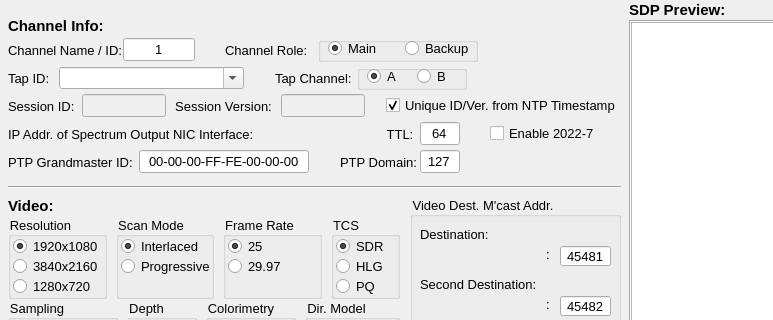
Above: SDPW_MainWindow.ui from cucth/SDPWizard before the change; both pictures show x 0 to 773 and y 0 to 320 of the 1280 by 654 pixel window. Below: the same form after it.
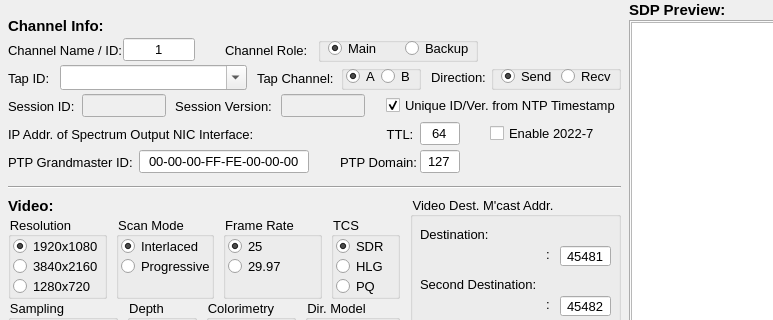
That is the form after the change.

Commit message: Adding channel direction. Draft release

What changed in the file:
```diff
--- a/SDPW_MainWindow.ui
+++ b/SDPW_MainWindow.ui
@@ -366,7 +366,7 @@
           </layout>
          </item>
          <item>
-          <layout class="QHBoxLayout" name="horizontalLayout_5" stretch="5,18,3,8,11,15">
+          <layout class="QHBoxLayout" name="horizontalLayout_5" stretch="5,18,1,8,8,1,6,13">
            <property name="spacing">
             <number>0</number>
            </property>
@@ -404,7 +404,6 @@
                <property name="font">
                 <font>
                  <family>Arial</family>
-                 <pointsize>-1</pointsize>
                 </font>
                </property>
                <property name="styleSheet">
@@ -427,6 +426,9 @@
                <property name="toolTipDuration">
                 <number>10000</number>
                </property>
+               <property name="styleSheet">
+                <string notr="true">font-family: Inconsolata; font-size: 14px</string>
+               </property>
                <property name="editable">
                 <bool>true</bool>
                </property>
@@ -453,7 +455,6 @@
                <property name="font">
                 <font>
                  <family>Arial</family>
-                 <pointsize>-1</pointsize>
                 </font>
                </property>
                <property name="styleSheet">
@@ -475,19 +476,19 @@
               <widget class="QGroupBox" name="groupBox_Tap_Channel">
                <property name="sizePolicy">
                 <sizepolicy hsizetype="Fixed" vsizetype="Fixed">
-                 <horstretch>110</horstretch>
+                 <horstretch>80</horstretch>
                  <verstretch>25</verstretch>
                 </sizepolicy>
                </property>
                <property name="minimumSize">
                 <size>
-                 <width>110</width>
+                 <width>80</width>
                  <height>25</height>
                 </size>
                </property>
                <property name="maximumSize">
                 <size>
-                 <width>110</width>
+                 <width>80</width>
                  <height>25</height>
                 </size>
                </property>
@@ -500,7 +501,6 @@
                <property name="font">
                 <font>
                  <family>Arial</family>
-                 <pointsize>-1</pointsize>
                 </font>
                </property>
                <property name="autoFillBackground">
@@ -515,7 +515,7 @@
                <widget class="QRadioButton" name="radioButton_Tap_Channel_A">
                 <property name="geometry">
                  <rect>
-                  <x>10</x>
+                  <x>5</x>
                   <y>1</y>
                   <width>41</width>
                   <height>20</height>
@@ -524,7 +524,6 @@
                 <property name="font">
                  <font>
                   <family>Arial</family>
-                  <pointsize>-1</pointsize>
                  </font>
                 </property>
                 <property name="styleSheet">
@@ -540,7 +539,7 @@
                <widget class="QRadioButton" name="radioButton_Tap_Channel_B">
                 <property name="geometry">
                  <rect>
-                  <x>60</x>
+                  <x>40</x>
                   <y>1</y>
                   <width>35</width>
                   <height>20</height>
@@ -549,7 +548,6 @@
                 <property name="font">
                  <font>
                   <family>Arial</family>
-                  <pointsize>-1</pointsize>
                  </font>
                 </property>
                 <property name="styleSheet">
@@ -569,6 +567,143 @@
            <item>
             <layout class="QVBoxLayout" name="verticalLayout_17"/>
            </item>
+           <item>
+            <layout class="QVBoxLayout" name="verticalLayout_57">
+             <item>
+              <widget class="QLabel" name="label_Stream_Direction">
+               <property name="sizePolicy">
+                <sizepolicy hsizetype="Fixed" vsizetype="Fixed">
+                 <horstretch>0</horstretch>
+                 <verstretch>0</verstretch>
+                </sizepolicy>
+               </property>
+               <property name="maximumSize">
+                <size>
+                 <width>60</width>
+                 <height>16777215</height>
+                </size>
+               </property>
+               <property name="baseSize">
+                <size>
+                 <width>60</width>
+                 <height>0</height>
+                </size>
+               </property>
+               <property name="font">
+                <font>
+                 <family>Arial</family>
+                </font>
+               </property>
+               <property name="styleSheet">
+                <string notr="true">font-family: Arial; font-size: 13px</string>
+               </property>
+               <property name="text">
+                <string>Direction:</string>
+               </property>
+              </widget>
+             </item>
+            </layout>
+           </item>
+           <item>
+            <layout class="QVBoxLayout" name="verticalLayout_58">
+             <item>
+              <widget class="QGroupBox" name="groupBox_Channel_Direction">
+               <property name="sizePolicy">
+                <sizepolicy hsizetype="Fixed" vsizetype="Fixed">
+                 <horstretch>130</horstretch>
+                 <verstretch>25</verstretch>
+                </sizepolicy>
+               </property>
+               <property name="minimumSize">
+                <size>
+                 <width>130</width>
+                 <height>25</height>
+                </size>
+               </property>
+               <property name="maximumSize">
+                <size>
+                 <width>130</width>
+                 <height>25</height>
+                </size>
+               </property>
+               <property name="baseSize">
+                <size>
+                 <width>130</width>
+                 <height>25</height>
+                </size>
+               </property>
+               <property name="font">
+                <font>
+                 <family>Arial</family>
+                </font>
+               </property>
+               <property name="autoFillBackground">
+                <bool>false</bool>
+               </property>
+               <property name="styleSheet">
+                <string notr="true">font-family: Arial; font-size: 13px</string>
+               </property>
+               <property name="title">
+                <string/>
+               </property>
+               <property name="alignment">
+                <set>Qt::AlignLeading|Qt::AlignLeft|Qt::AlignVCenter</set>
+               </property>
+               <property name="checkable">
+                <bool>false</bool>
+               </property>
+               <widget class="QRadioButton" name="radioButton_Channel_Direction_Send">
+                <property name="geometry">
+                 <rect>
+                  <x>10</x>
+                  <y>1</y>
+                  <width>51</width>
+                  <height>20</height>
+                 </rect>
+                </property>
+                <property name="font">
+                 <font>
+                  <family>Arial</family>
+                 </font>
+                </property>
+                <property name="styleSheet">
+                 <string notr="true"/>
+                </property>
+                <property name="text">
+                 <string>Send</string>
+                </property>
+                <property name="checked">
+                 <bool>true</bool>
+                </property>
+               </widget>
+               <widget class="QRadioButton" name="radioButton_Channel_Direction_Recv">
+                <property name="geometry">
+                 <rect>
+                  <x>70</x>
+                  <y>1</y>
+                  <width>56</width>
+                  <height>20</height>
+                 </rect>
+                </property>
+                <property name="font">
+                 <font>
+                  <family>Arial</family>
+                 </font>
+                </property>
+                <property name="styleSheet">
+                 <string notr="true"/>
+                </property>
+                <property name="text">
+                 <string>Recv</string>
+                </property>
+                <property name="checked">
+                 <bool>false</bool>
+                </property>
+               </widget>
+              </widget>
+             </item>
+            </layout>
+           </item>
           </layout>
          </item>
          <item>
```
Left out of the diff: 42 changed lines with no effect on the pictures. The commit also changes 5 other files.
